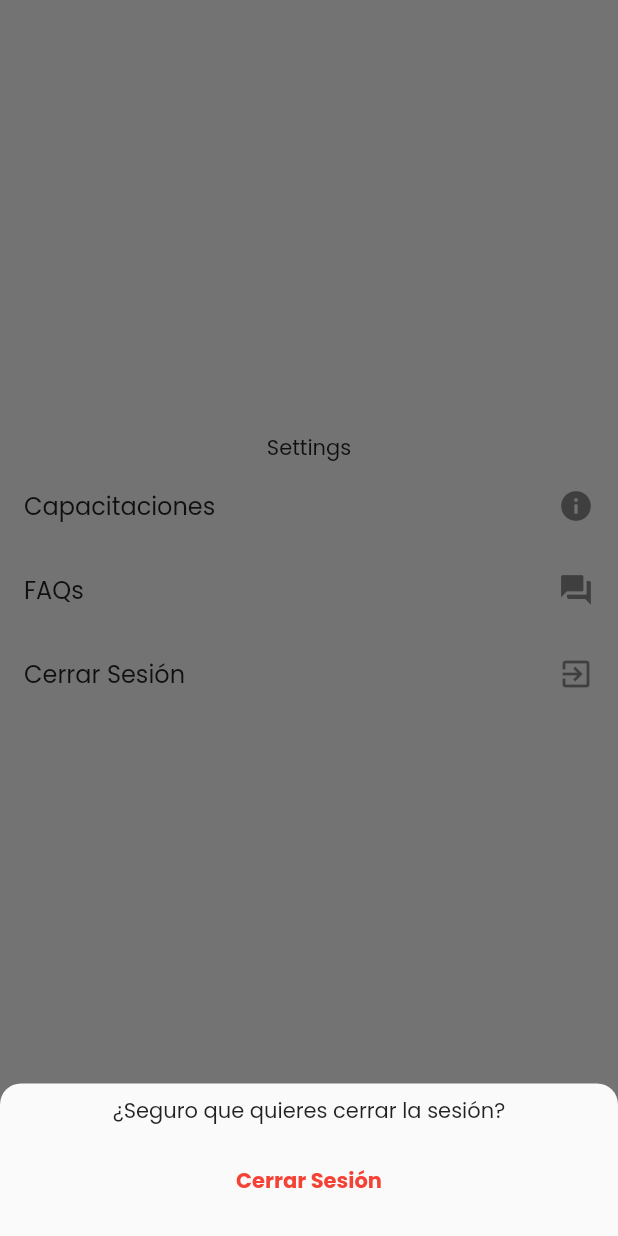
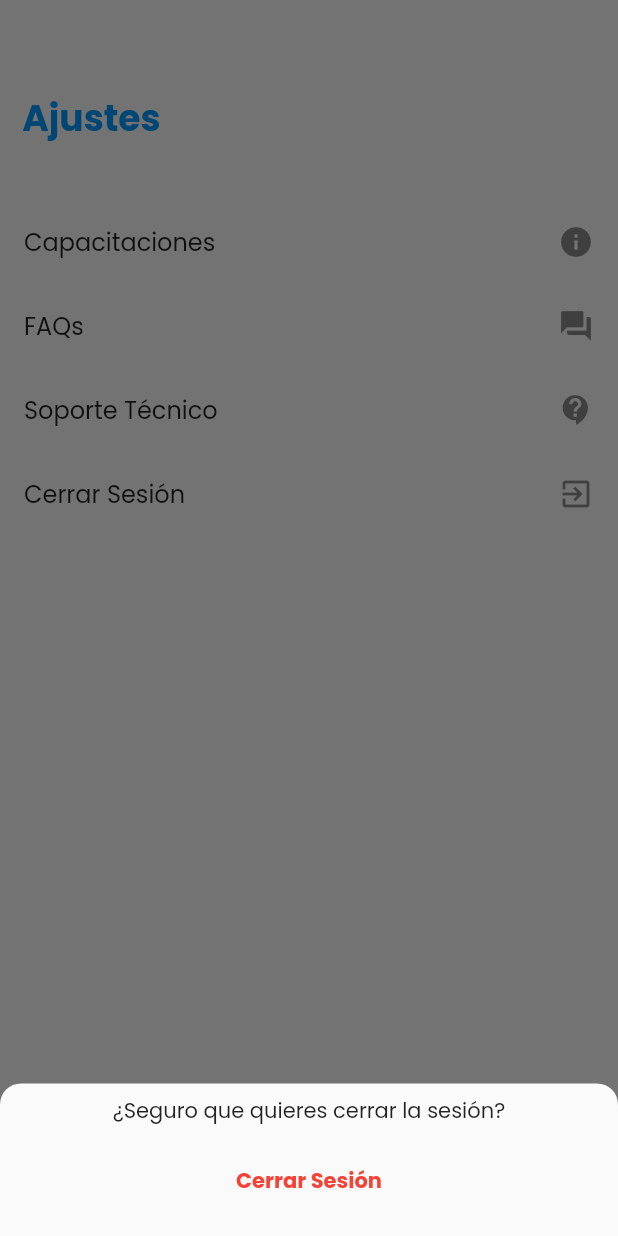
Before and after one commit to RitchieRS/emetrixapp, a Flutter app: the MainPage screen opened directly, item 2 of the bottom bar chosen, after a tap on "Cerrar Sesión", on a phone screen of 412 x 824 dp. Run offline on Flutter 3.47's test engine with Material 2 defaults, Android fonts, the phone set to English and light mode, and no system bars; our stand-ins replace animate_do, flutter_riverpod, flutter_svg, freezed_annotation, shared_preferences, shimmer; accounts and stored records are empty; network calls fail.

Commit message:
Estructuracion  en ui, eliminacion de datos al cierre de sesion

```diff
--- a/emetrix_flutter/lib/app/core/stores/repository.dart
+++ b/emetrix_flutter/lib/app/core/stores/repository.dart
@@ -1,22 +1,22 @@
 import 'dart:convert';
 
-import 'package:dio/dio.dart';
 import 'package:emetrix_flutter/app/core/stores/stores.dart';
 import 'package:flutter/rendering.dart';
+import 'package:http/http.dart' as http;
 
 class StoresRepository {
   Future<Stores> getStores() async {
     try {
-      final response = await Dio().get(
-          'https://emetrix.com.mx/tracker/descargar_tiendas.php?',
-          queryParameters: {
-            'idProyecto': '366',
-            'idUsuario': '8775',
-          });
+      final url =
+          Uri.parse('https://emetrix.com.mx/tracker/descargar_tiendas.php')
+              .replace(
+                  queryParameters: {'idProyecto': '366', 'idUsuario': '8775'});
+
+      final response = await http.get(url);
 
       if (response.statusCode == 200) {
         debugPrint('SUCCES STORES ${response.statusCode}');
-        final Stores stores = Stores.fromJson(jsonDecode(response.data));
+        final Stores stores = Stores.fromJson(jsonDecode(response.body));
         debugPrint('STORES ${stores.resp?.first?.toJson()}');
 
         return stores;
--- a/emetrix_flutter/lib/app/ui/main/main_screen.dart
+++ b/emetrix_flutter/lib/app/ui/main/main_screen.dart
@@ -34,6 +34,8 @@ class _HomePageState extends ConsumerState<MainPage> {
           selectedItemColor: c.primary,
           unselectedItemColor: c.disabled.withOpacity(0.5),
           showUnselectedLabels: true,
+          selectedFontSize: 12,
+          unselectedFontSize: 12,
           items: const [
             BottomNavigationBarItem(
                 icon: Icon(Icons.alt_route), label: 'Fuera de Ruta'),
--- a/emetrix_flutter/lib/app/ui/outOfRoute/out_of_route.dart
+++ b/emetrix_flutter/lib/app/ui/outOfRoute/out_of_route.dart
@@ -1,6 +1,7 @@
 import 'dart:convert';
 
 import 'package:emetrix_flutter/app/core/stores/stores.dart';
+import 'package:emetrix_flutter/app/ui/outOfRoute/widgets/title_gradient.dart';
 import 'package:emetrix_flutter/app/ui/route%20of%20the%20day/route_of_the_day.dart';
 import 'package:flutter/material.dart';
 import 'package:flutter_riverpod/flutter_riverpod.dart';
@@ -24,6 +25,7 @@ class OutOfRoutePage extends ConsumerStatefulWidget {
 class _HomePageState extends ConsumerState<OutOfRoutePage> {
   List<Store?>? storesMain = [];
   List<String> stores = [];
+
   @override
   void initState() {
     super.initState();
@@ -42,20 +44,29 @@ class _HomePageState extends ConsumerState<OutOfRoutePage> {
     switch (state.state) {
       case States.succes:
         return Scaffold(
-          appBar: AppBar(
-              title: Text('Visita fuera de ruta', style: t.mediumBlue2),
-              elevation: 0,
-              backgroundColor: ThemeData().scaffoldBackgroundColor,
-              centerTitle: true),
           body: Stack(
+            alignment: Alignment.bottomCenter,
             children: [
-              ListView.builder(
-                // padding: EdgeInsets.only(top: size.height * 0.02),
+              const GradientTitle(),
+
+              //
+              ClipRRect(
+                borderRadius:
+                    const BorderRadius.only(topLeft: Radius.circular(35)),
+                child: Container(
+                  height: size.height * 0.75,
+                  width: size.width,
+                  color: ThemeData().scaffoldBackgroundColor,
+                  child: Padding(
+                    padding: EdgeInsets.only(top: size.height * 0.02),
+                    child: ListView.builder(
+                      padding: const EdgeInsets.only(top: 0),
+                      shrinkWrap: true,
                       addAutomaticKeepAlives: false,
                       addRepaintBoundaries: false,
                       addSemanticIndexes: false,
                       physics: const BouncingScrollPhysics(),
-                itemCount: storesMain?.length,
+                      itemCount: state.homeData?.resp?.length,
                       itemBuilder: (context, index) => KeepAlive(
                         keepAlive: true,
                         child: IndexedSemantics(
@@ -63,8 +74,8 @@ class _HomePageState extends ConsumerState<OutOfRoutePage> {
                           child: MyCard(
                               onChanged: (index) {
                                 if (index != null) {
-                            stores
-                                .add(jsonEncode(state.homeData?.resp?[index]));
+                                  stores.add(
+                                      jsonEncode(state.homeData?.resp?[index]));
                                 } else {
                                   stores.removeAt(index ?? 0);
                                 }
@@ -75,11 +86,14 @@ class _HomePageState extends ConsumerState<OutOfRoutePage> {
                         ),
                       ),
                     ),
+                  ),
+                ),
+              ),
               stores.isNotEmpty
                   ? FadeIn(
                       duration: const Duration(milliseconds: 100),
                       child: Padding(
-                        padding: EdgeInsets.only(top: size.height * 0.7),
+                        padding: EdgeInsets.only(top: size.height * 0.8),
                         child: Center(
                           child: ButonDimentions(
                               background: c.primary,
@@ -118,23 +132,32 @@ class _HomePageState extends ConsumerState<OutOfRoutePage> {
         );
       case States.loading:
         return Scaffold(
-          appBar: AppBar(
-              title: Text('Visita fuera de ruta', style: t.mediumBlue2),
-              elevation: 0,
-              backgroundColor: ThemeData().scaffoldBackgroundColor,
-              centerTitle: true),
-          body: ListView.builder(
+          body: Stack(
+            children: [
+              const GradientTitle(),
+              ClipRRect(
+                borderRadius:
+                    const BorderRadius.only(topLeft: Radius.circular(35)),
+                child: Container(
+                  height: size.height * 0.75,
+                  width: size.width,
+                  color: ThemeData().scaffoldBackgroundColor,
+                  child: ListView.builder(
                       shrinkWrap: true,
                       itemCount: 10,
                       physics: const BouncingScrollPhysics(),
                       itemBuilder: (context, index) {
                         return const LoadingCard();
                       }),
+                ),
+              ),
+            ],
+          ),
         );
     }
   }
 
-  showSnack() {
+  void showSnack() {
     final snackBar = SnackBar(
         content: const Text('Agregados a Ruta del Dia!'),
         backgroundColor: c.ok);
--- /dev/null
+++ b/emetrix_flutter/lib/app/ui/outOfRoute/widgets/title_gradient.dart
@@ -0,0 +1,39 @@
+import 'package:emetrix_flutter/app/ui/utils/colors.dart';
+import 'package:emetrix_flutter/app/ui/utils/text_styles.dart';
+import 'package:flutter/material.dart';
+
+class GradientTitle extends StatelessWidget {
+  const GradientTitle({super.key});
+
+  @override
+  Widget build(BuildContext context) {
+    final size = MediaQuery.of(context).size;
+
+    return Container(
+      height: size.height,
+      width: size.width,
+      decoration: BoxDecoration(
+          gradient: LinearGradient(
+        begin: Alignment.topRight,
+        end: Alignment.bottomLeft,
+        stops: const [0.1, 0.5],
+        colors: [c.secondary, c.primary.withOpacity(0.55)],
+      )),
+      child: Padding(
+        padding: EdgeInsets.only(top: size.height * 0.035),
+        child: AppBar(
+            title: Column(
+              mainAxisSize: MainAxisSize.min,
+              children: [
+                Text('Fuera de', style: t.textLight),
+                Text('RUTA', style: t.titleLight),
+              ],
+            ),
+            elevation: 0,
+            backgroundColor: Colors.transparent,
+            iconTheme: const IconThemeData(color: Colors.white),
+            centerTitle: true),
+      ),
+    );
+  }
+}
--- a/emetrix_flutter/lib/app/ui/route of the day/widgets/my_card2.dart
+++ b/emetrix_flutter/lib/app/ui/route of the day/widgets/my_card2.dart
@@ -22,7 +22,7 @@ class _MyCardState extends ConsumerState<MyCard2> {
     final size = MediaQuery.of(context).size;
 
     return Padding(
-      padding: EdgeInsets.only(bottom: size.height * 0.01),
+      padding: EdgeInsets.only(bottom: size.height * 0.005),
       child: Center(
         child: ClipRRect(
           borderRadius: const BorderRadius.only(
@@ -51,7 +51,7 @@ class _MyCardState extends ConsumerState<MyCard2> {
                 mainAxisSize: MainAxisSize.min,
                 mainAxisAlignment: MainAxisAlignment.start,
                 children: [
-                  Container(color: c.primary, width: size.width * 0.011),
+                  // Container(color: c.primary, width: size.width * 0.011),
                   Padding(
                     padding: const EdgeInsets.all(8.0),
                     child: Icon(
--- a/emetrix_flutter/lib/app/ui/settings/settings.dart
+++ b/emetrix_flutter/lib/app/ui/settings/settings.dart
@@ -18,9 +18,25 @@ class _SettingsPageState extends ConsumerState<SettingsPage> {
 
     return Scaffold(
       body: Column(
-        mainAxisAlignment: MainAxisAlignment.center,
+        mainAxisAlignment: MainAxisAlignment.end,
         children: [
-          const Center(child: Text('Settings')),
+          Expanded(
+              child: Container(
+                  color: Colors.transparent,
+                  child: Padding(
+                    padding: EdgeInsets.only(
+                        left: size.height * 0.018, top: size.height * 0.03),
+                    child: Align(
+                        alignment: Alignment.centerLeft,
+                        child: Text('Ajustes', style: t.titleBlue)),
+                  ))),
+          SizedBox(
+            height: size.height * 0.77,
+            width: size.width,
+            child: ListView(
+              shrinkWrap: true,
+              padding: const EdgeInsets.only(top: 0),
+              children: [
                 ListTile(
                   title: const Text('Capacitaciones'),
                   onTap: () {},
@@ -32,10 +48,18 @@ class _SettingsPageState extends ConsumerState<SettingsPage> {
                   trailing: const Icon(Icons.question_answer),
                 ),
                 ListTile(
+                  title: const Text('Soporte Técnico'),
+                  onTap: () {},
+                  trailing: const Icon(Icons.contact_support),
+                ),
+                ListTile(
                   title: const Text('Cerrar Sesión'),
                   onTap: () => showModal(size),
                   trailing: const Icon(Icons.exit_to_app),
                 ),
+              ],
+            ),
+          )
         ],
       ),
     );
@@ -71,6 +95,7 @@ class _SettingsPageState extends ConsumerState<SettingsPage> {
     final navigator = Navigator.of(context);
     final prefs = await SharedPreferences.getInstance();
     prefs.remove('loginInfo');
+    prefs.remove('routes');
     //Borrar toda la info guardada
     setState(() {});
     navigator.pushAndRemoveUntil(MaterialPageRoute(builder: (context) {
```
Also changed, not shown: emetrix_flutter/lib/app/ui/drawer/drawer.dart (+11 -1 lines), emetrix_flutter/lib/app/ui/login/login.dart (+8 -2 lines), emetrix_flutter/lib/app/ui/outOfRoute/widgets/my_card.dart (+8 -21 lines), emetrix_flutter/lib/app/ui/utils/text_styles.dart (+8 -0 lines). Lines whose indentation alone changed are shown as unchanged.
